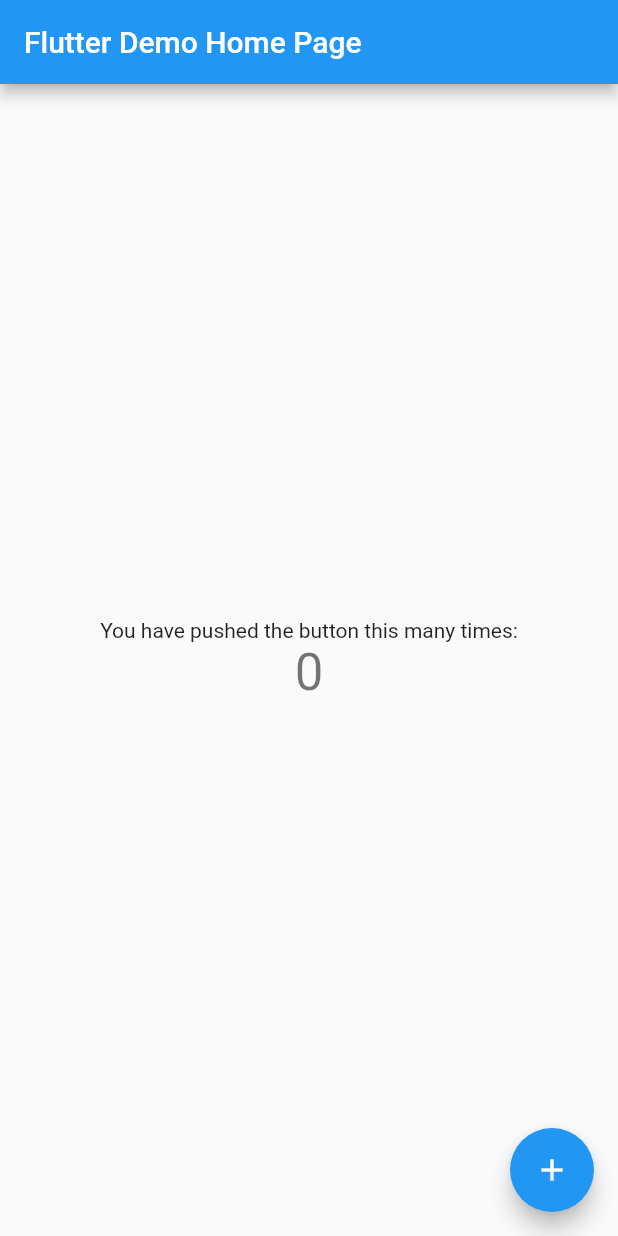
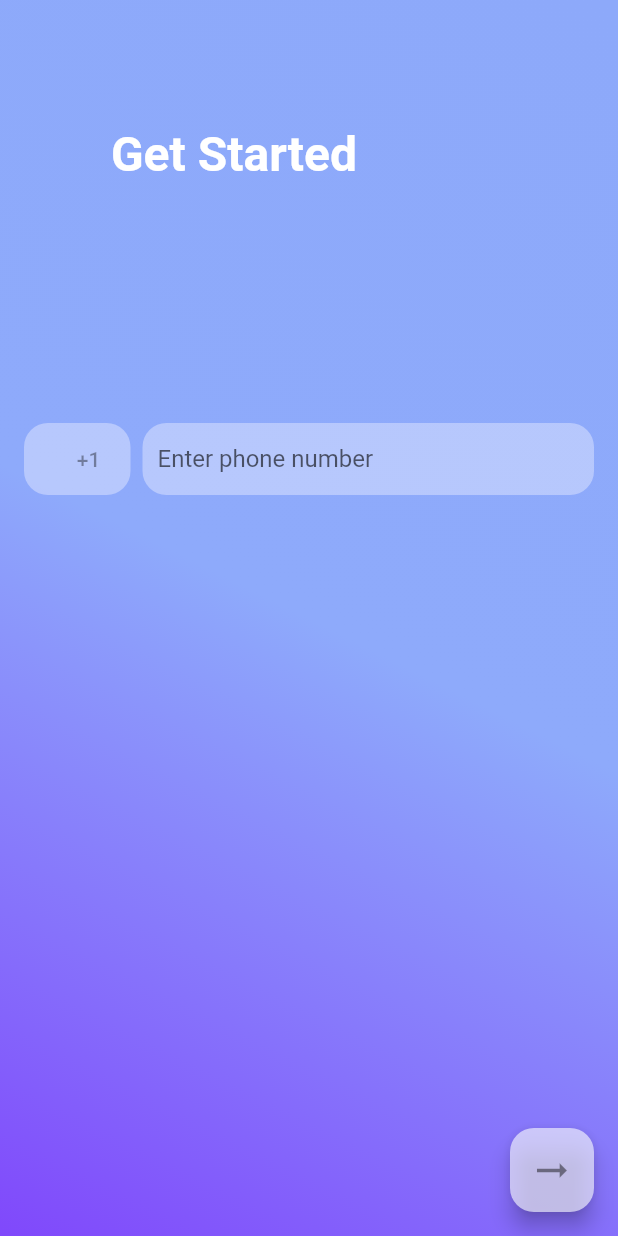
Before and after one commit to anastasiiavelma/PhoneNumber-Flutter-App, a Flutter app: the screen it shows after launch, on a phone screen of 412 x 824 dp. Run offline on Flutter 3.47's test engine with Material 2 defaults, Android fonts, the phone set to English and light mode, and no system bars.

Commit message:
add: design first screen

```diff
--- a/lib/main.dart
+++ b/lib/main.dart
@@ -7,109 +7,136 @@ void main() {
 class MyApp extends StatelessWidget {
   const MyApp({super.key});
 
-  // This widget is the root of your application.
   @override
   Widget build(BuildContext context) {
-    return MaterialApp(
-      title: 'Flutter Demo',
-      theme: ThemeData(
-        // This is the theme of your application.
-        //
-        // Try running your application with "flutter run". You'll see the
-        // application has a blue toolbar. Then, without quitting the app, try
-        // changing the primarySwatch below to Colors.green and then invoke
-        // "hot reload" (press "r" in the console where you ran "flutter run",
-        // or simply save your changes to "hot reload" in a Flutter IDE).
-        // Notice that the counter didn't reset back to zero; the application
-        // is not restarted.
-        primarySwatch: Colors.blue,
-      ),
-      home: const MyHomePage(title: 'Flutter Demo Home Page'),
+    return const MaterialApp(
+      home: EnterNumberScreen(),
     );
   }
 }
 
-class MyHomePage extends StatefulWidget {
-  const MyHomePage({super.key, required this.title});
-
-  // This widget is the home page of your application. It is stateful, meaning
-  // that it has a State object (defined below) that contains fields that affect
-  // how it looks.
-
-  // This class is the configuration for the state. It holds the values (in this
-  // case the title) provided by the parent (in this case the App widget) and
-  // used by the build method of the State. Fields in a Widget subclass are
-  // always marked "final".
-
-  final String title;
+class EnterNumberScreen extends StatefulWidget {
+  const EnterNumberScreen({super.key});
 
   @override
-  State<MyHomePage> createState() => _MyHomePageState();
+  State<EnterNumberScreen> createState() => _EnterNumberScreenState();
 }
 
-class _MyHomePageState extends State<MyHomePage> {
-  int _counter = 0;
+class _EnterNumberScreenState extends State<EnterNumberScreen> {
+  late TextEditingController _controller;
 
-  void _incrementCounter() {
-    setState(() {
-      // This call to setState tells the Flutter framework that something has
-      // changed in this State, which causes it to rerun the build method below
-      // so that the display can reflect the updated values. If we changed
-      // _counter without calling setState(), then the build method would not be
-      // called again, and so nothing would appear to happen.
-      _counter++;
-    });
+  @override
+  void initState() {
+    super.initState();
+    _controller = TextEditingController();
   }
 
   @override
   Widget build(BuildContext context) {
-    // This method is rerun every time setState is called, for instance as done
-    // by the _incrementCounter method above.
-    //
-    // The Flutter framework has been optimized to make rerunning build methods
-    // fast, so that you can just rebuild anything that needs updating rather
-    // than having to individually change instances of widgets.
     return Scaffold(
-      appBar: AppBar(
-        // Here we take the value from the MyHomePage object that was created by
-        // the App.build method, and use it to set our appbar title.
-        title: Text(widget.title),
-      ),
       body: Center(
-        // Center is a layout widget. It takes a single child and positions it
-        // in the middle of the parent.
-        child: Column(
-          // Column is also a layout widget. It takes a list of children and
-          // arranges them vertically. By default, it sizes itself to fit its
-          // children horizontally, and tries to be as tall as its parent.
-          //
-          // Invoke "debug painting" (press "p" in the console, choose the
-          // "Toggle Debug Paint" action from the Flutter Inspector in Android
-          // Studio, or the "Toggle Debug Paint" command in Visual Studio Code)
-          // to see the wireframe for each widget.
-          //
-          // Column has various properties to control how it sizes itself and
-          // how it positions its children. Here we use mainAxisAlignment to
-          // center the children vertically; the main axis here is the vertical
-          // axis because Columns are vertical (the cross axis would be
-          // horizontal).
-          mainAxisAlignment: MainAxisAlignment.center,
-          children: <Widget>[
-            const Text(
-              'You have pushed the button this many times:',
+        child: Container(
+          decoration: const BoxDecoration(
+            gradient: LinearGradient(
+              begin: Alignment.topRight,
+              end: Alignment.bottomLeft,
+              colors: [
+                Color(0xFF8DA9FA),
+                Color(0xFF8EAAFB),
+                Color(0xFF8048FB),
+              ],
             ),
-            Text(
-              '$_counter',
-              style: Theme.of(context).textTheme.headlineMedium,
+          ),
+          child: ListTile(
+            title: Column(
+              children: [
+                const Padding(
+                  padding: EdgeInsets.fromLTRB(20, 80, 120, 160),
+                  child: Text('Get Started',
+                      style: TextStyle(
+                        color: Colors.white,
+                        fontSize: 32,
+                        fontWeight: FontWeight.w700,
+                      )),
+                ),
+                Row(
+                  children: [
+                    SizedBox(
+                      width: 71,
+                      height: 48,
+                      child: ElevatedButton(
+                        onPressed: () {},
+                        child: const Text('+1',
+                            style: TextStyle(
+                              color: Colors.black38,
+                            )),
+                        style: ButtonStyle(
+                          shadowColor: MaterialStateProperty.all<Color>(
+                              Colors.transparent),
+                          shape:
+                              MaterialStateProperty.all<RoundedRectangleBorder>(
+                            RoundedRectangleBorder(
+                              borderRadius: BorderRadius.circular(16),
+                              side: BorderSide.none,
+                            ),
+                          ),
+                          backgroundColor: MaterialStateProperty.all<Color>(
+                              const Color(0x66F4F5FF)),
+                          padding:
+                              MaterialStateProperty.all<EdgeInsetsGeometry>(
+                            const EdgeInsets.fromLTRB(20, 0, 5, 0),
+                          ),
+                        ),
+                      ),
+                    ),
+                    const SizedBox(
+                      width: 8,
+                    ),
+                    Expanded(
+                        child: SizedBox(
+                      width: 256,
+                      height: 48,
+                      child: TextField(
+                        decoration: InputDecoration(
+                          border: InputBorder.none,
+                          filled: true,
+                          fillColor: const Color(0x66F4F5FF),
+                          hintText: 'Enter phone number',
+                          contentPadding: const EdgeInsets.all(10),
+                          enabledBorder: OutlineInputBorder(
+                            borderSide: BorderSide.none,
+                            borderRadius: BorderRadius.circular(16),
+                          ),
+                          focusedBorder: OutlineInputBorder(
+                            borderSide: BorderSide.none,
+                            borderRadius: BorderRadius.circular(16),
+                          ),
+                        ),
+                        controller: _controller,
+                        onSubmitted: (String value) {
+                          debugPrint(value);
+                        },
+                      ),
+                    )),
+                  ],
+                ),
+              ],
             ),
-          ],
+          ),
         ),
       ),
       floatingActionButton: FloatingActionButton(
-        onPressed: _incrementCounter,
-        tooltip: 'Increment',
-        child: const Icon(Icons.add),
-      ), // This trailing comma makes auto-formatting nicer for build methods.
+        onPressed: () {},
+        backgroundColor: Color(0xA6F4F5FF),
+        child: const Icon(
+          Icons.arrow_right_alt_outlined,
+          color: Colors.black45,
+          size: 30,
+        ),
+        shape: RoundedRectangleBorder(
+            side: BorderSide(width: 3, color: Colors.transparent),
+            borderRadius: BorderRadius.circular(16)),
+      ),
     );
   }
 }
```
Also changed, not shown: 1 other file.
